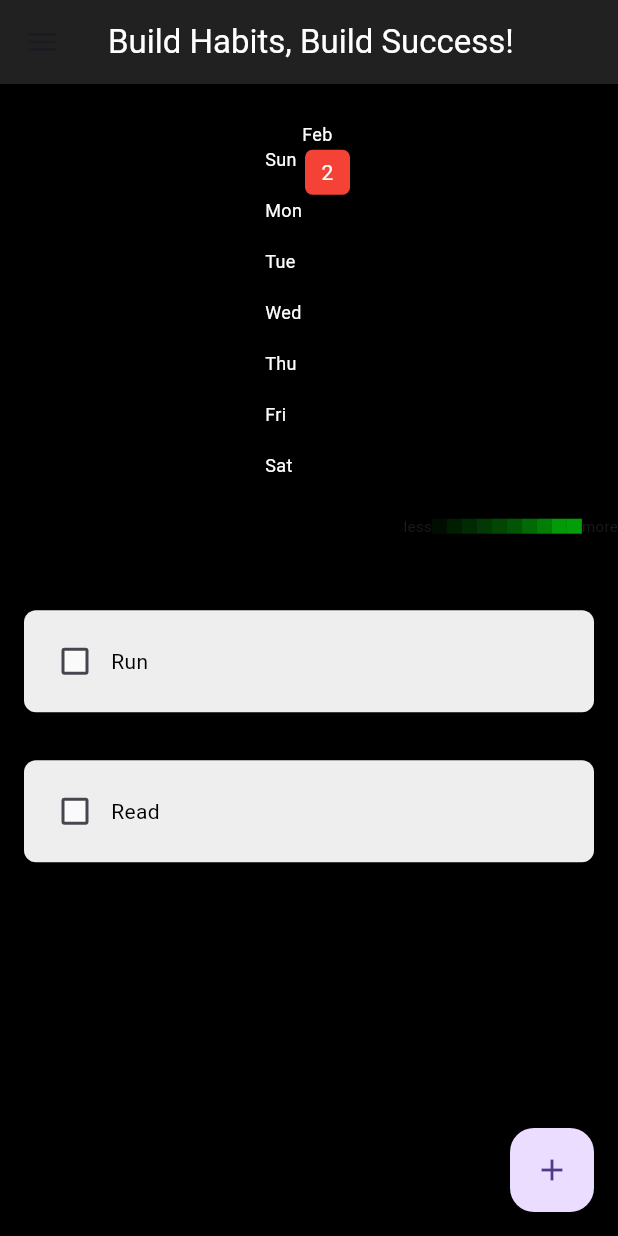
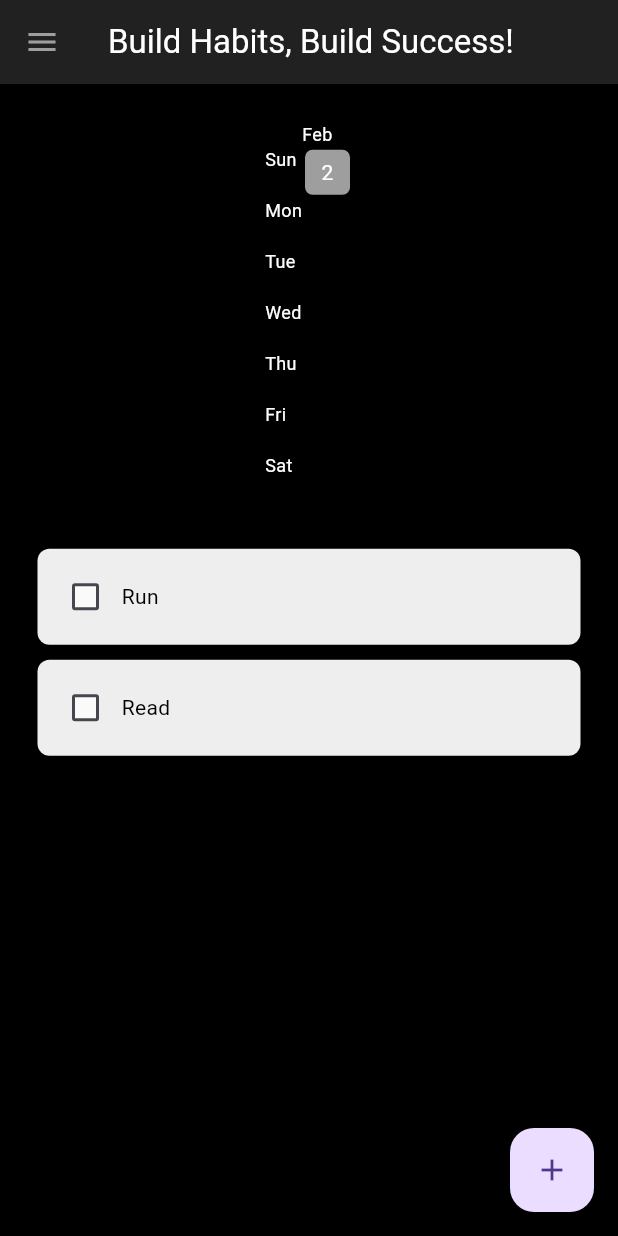
Before and after one commit to CodewithVipin/habbit_tracker, a Flutter app: the screen it shows after launch, on a phone screen of 412 x 824 dp. Run offline on Flutter 3.47's test engine with Material 3 defaults, Android fonts, the phone set to English and light mode, and no system bars; drawn by our look-alikes of flutter_heatmap_calendar, flutter_slidable; our stand-ins replace hive, hive_flutter; accounts and stored records are empty.

Commit message:
colour adjusted

```diff
--- a/lib/components/habit_tile.dart
+++ b/lib/components/habit_tile.dart
@@ -24,7 +24,7 @@ class _HabitTileState extends State<HabitTile> {
   @override
   Widget build(BuildContext context) {
     return Padding(
-      padding: const EdgeInsets.all(16.0),
+      padding: const EdgeInsets.symmetric(vertical: 5, horizontal: 25),
       child: Slidable(
         endActionPane: ActionPane(motion: const StretchMotion(), children: [
           //setting Options
@@ -49,7 +49,7 @@ class _HabitTileState extends State<HabitTile> {
             widget.onChanged!(!widget.habitCompleted);
           },
           child: Container(
-            padding: const EdgeInsets.all(10),
+            padding: const EdgeInsets.all(8),
             decoration: BoxDecoration(
                 color: widget.habitCompleted
                     ? Colors.green.withValues(alpha: 0.5)
--- a/lib/components/month_summary.dart
+++ b/lib/components/month_summary.dart
@@ -13,11 +13,12 @@ class MonthSummary extends StatelessWidget {
     return Container(
       padding: const EdgeInsets.only(top: 25, bottom: 25),
       child: HeatMap(
+        showColorTip: false,
         startDate: createDateTimeObject(startDate),
         endDate: DateTime.now().add(const Duration(days: 0)),
         datasets: datesets,
         colorMode: ColorMode.color,
-        defaultColor: Colors.red[500],
+        defaultColor: Colors.grey[500],
         textColor: Colors.white,
         showText: true,
         size: 30,
--- a/lib/pages/home_page.dart
+++ b/lib/pages/home_page.dart
@@ -128,6 +128,7 @@ class _HomePageState extends State<HomePage> {
     return Scaffold(
       backgroundColor: Colors.black, // Dark mode background
       appBar: AppBar(
+        iconTheme: const IconThemeData(color: Colors.grey),
         elevation: 0.0,
         title: const Text(
           "Build Habits, Build Success!",
```
